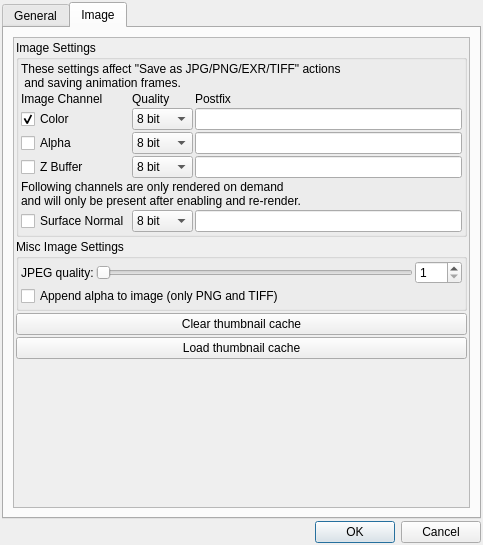
Above: mandelbulber2/qt/preferencesdialog.ui from buddhi1980/mandelbulber2 before the change. Below: the same form after it.
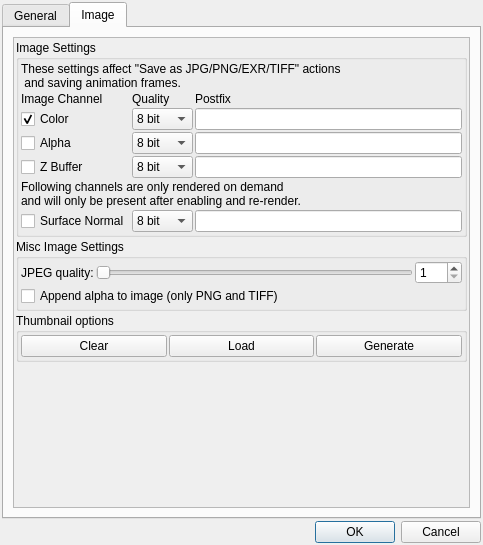
That is the form after the change. The open tabs and pages were chosen to show the change. Icons and pictures are not drawn. Custom widgets are drawn as their Qt base class.

Commit message:
added thumbnail option to render all example thumbnails
added new button under preferencesdialog to 'generate' thumbnails
this will take all example settings and render the thumbnails to the
cache.
This is intended to be used to generate the cache as a developer and
provide it on a server for loading via 'load'
anyway users should feel free to use it themselves. corresponding info
text onclick on button

Patch:
```diff
--- a/mandelbulber2/qt/preferencesdialog.ui
+++ b/mandelbulber2/qt/preferencesdialog.ui
@@ -700,17 +700,55 @@
             </widget>
            </item>
            <item>
-            <widget class="QPushButton" name="pushButton_clear_thumbnail_cache">
-             <property name="text">
-              <string>Clear thumbnail cache</string>
+            <widget class="QGroupBox" name="groupBox_thumbnail_options">
+             <property name="title">
+              <string>Thumbnail options</string>
              </property>
-            </widget>
-           </item>
-           <item>
-            <widget class="QPushButton" name="pushButton_load_thumbnail_cache">
-             <property name="text">
-              <string>Load thumbnail cache</string>
-             </property>
+             <layout class="QVBoxLayout" name="verticalLayout_thumbnail_options">
+              <property name="spacing">
+               <number>2</number>
+              </property>
+              <property name="leftMargin">
+               <number>2</number>
+              </property>
+              <property name="topMargin">
+               <number>2</number>
+              </property>
+              <property name="rightMargin">
+               <number>2</number>
+              </property>
+              <property name="bottomMargin">
+               <number>2</number>
+              </property>
+              <item>
+               <layout class="QGridLayout" name="gridLayout_thumbnail_options">
+                <property name="spacing">
+                 <number>2</number>
+                </property>
+                 <item row="0" column="0">
+                  <widget class="QPushButton" name="pushButton_clear_thumbnail_cache">
+                   <property name="text">
+                    <string>Clear</string>
+                   </property>
+                  </widget>
+                 </item>
+                 <item row="0" column="1">
+                  <widget class="QPushButton" name="pushButton_load_thumbnail_cache">
+                   <property name="text">
+                    <string>Load</string>
+                   </property>
+                  </widget>
+                 </item>
+                 <item row="0" column="2">
+                  <widget class="QPushButton" name="pushButton_generate_thumbnail_cache">
+                   <property name="text">
+                    <string>Generate</string>
+                   </property>
+                  </widget>
+                </item>
+               </layout>
+              </item>
+             </layout>
             </widget>
            </item>
            <item>
```
The commit also changes 4 other files.
